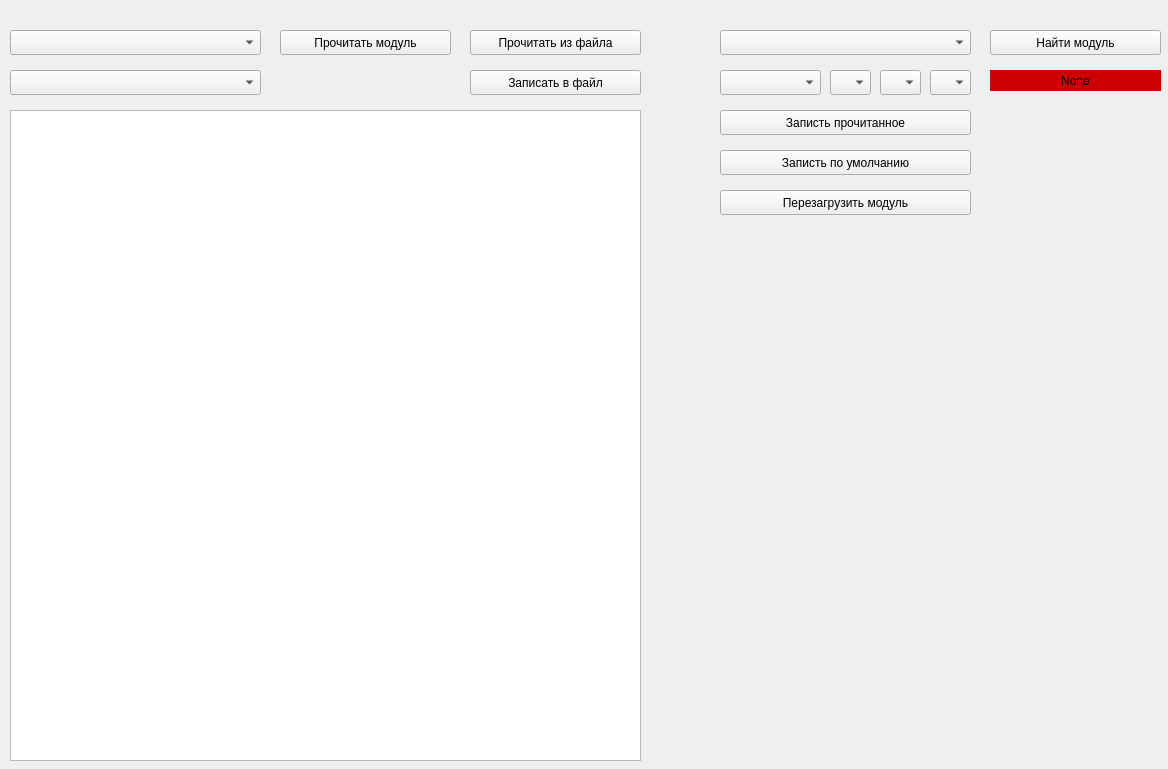
This is src/qt/UI/UI_MainWin.ui in ualex90/SmartHomeRecovery as Qt 5 draws it before an edit. The edited form follows.
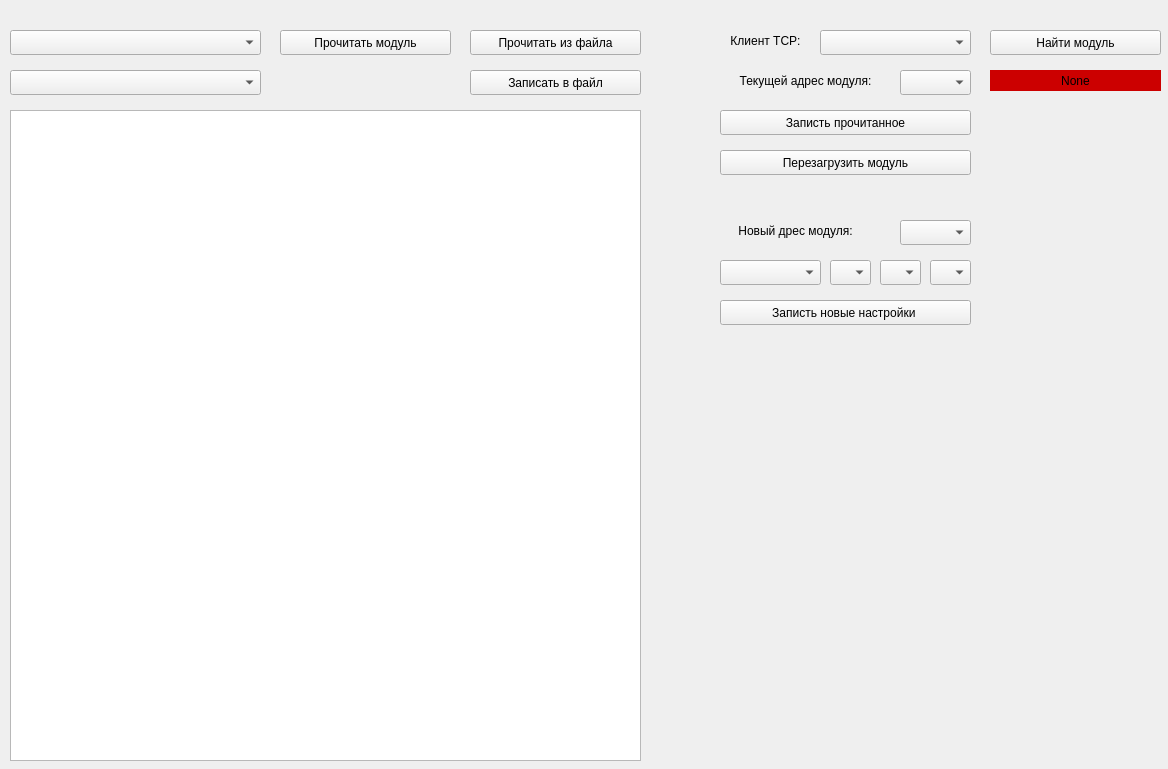
This is the edited form.

Commit message: Добавлена возможность выбора адреса записываемого модуля

Patch:
```diff
--- a/src/qt/UI/UI_MainWin.ui
+++ b/src/qt/UI/UI_MainWin.ui
@@ -61,7 +61,7 @@
     <property name="geometry">
      <rect>
       <x>720</x>
-      <y>70</y>
+      <y>260</y>
       <width>101</width>
       <height>25</height>
      </rect>
@@ -71,7 +71,7 @@
     <property name="geometry">
      <rect>
       <x>830</x>
-      <y>70</y>
+      <y>260</y>
       <width>41</width>
       <height>25</height>
      </rect>
@@ -81,7 +81,7 @@
     <property name="geometry">
      <rect>
       <x>880</x>
-      <y>70</y>
+      <y>260</y>
       <width>41</width>
       <height>25</height>
      </rect>
@@ -91,7 +91,7 @@
     <property name="geometry">
      <rect>
       <x>930</x>
-      <y>70</y>
+      <y>260</y>
       <width>41</width>
       <height>25</height>
      </rect>
@@ -113,9 +113,9 @@
    <widget class="QComboBox" name="write_client_box">
     <property name="geometry">
      <rect>
-      <x>720</x>
+      <x>820</x>
       <y>30</y>
-      <width>251</width>
+      <width>151</width>
       <height>25</height>
      </rect>
     </property>
@@ -163,25 +163,25 @@
     <property name="geometry">
      <rect>
       <x>720</x>
+      <y>300</y>
+      <width>251</width>
+      <height>25</height>
+     </rect>
+    </property>
+    <property name="text">
+     <string>Записть новые настройки </string>
+    </property>
+   </widget>
+   <widget class="QPushButton" name="new_setting_device_button">
+    <property name="geometry">
+     <rect>
+      <x>720</x>
       <y>150</y>
       <width>251</width>
       <height>25</height>
      </rect>
     </property>
     <property name="text">
-     <string>Записть по умолчанию</string>
-    </property>
-   </widget>
-   <widget class="QPushButton" name="reboot_device_button">
-    <property name="geometry">
-     <rect>
-      <x>720</x>
-      <y>190</y>
-      <width>251</width>
-      <height>25</height>
-     </rect>
-    </property>
-    <property name="text">
      <string>Перезагрузить модуль</string>
     </property>
    </widget>
@@ -204,6 +204,83 @@
      <set>Qt::AlignCenter</set>
     </property>
    </widget>
+   <widget class="QComboBox" name="unit_id_box">
+    <property name="geometry">
+     <rect>
+      <x>900</x>
+      <y>70</y>
+      <width>71</width>
+      <height>25</height>
+     </rect>
+    </property>
+   </widget>
+   <widget class="QLabel" name="search_status_label_2">
+    <property name="geometry">
+     <rect>
+      <x>720</x>
+      <y>70</y>
+      <width>171</width>
+      <height>21</height>
+     </rect>
+    </property>
+    <property name="styleSheet">
+     <string notr="true"/>
+    </property>
+    <property name="text">
+     <string>Текущей адрес модуля:</string>
+    </property>
+    <property name="alignment">
+     <set>Qt::AlignCenter</set>
+    </property>
+   </widget>
+   <widget class="QLabel" name="search_status_label_3">
+    <property name="geometry">
+     <rect>
+      <x>720</x>
+      <y>30</y>
+      <width>91</width>
+      <height>21</height>
+     </rect>
+    </property>
+    <property name="styleSheet">
+     <string notr="true"/>
+    </property>
+    <property name="text">
+     <string>Клиент TCP:</string>
+    </property>
+    <property name="alignment">
+     <set>Qt::AlignCenter</set>
+    </property>
+   </widget>
+   <widget class="QComboBox" name="new_unit_id_box">
+    <property name="geometry">
+     <rect>
+      <x>900</x>
+      <y>220</y>
+      <width>71</width>
+      <height>25</height>
+     </rect>
+    </property>
+   </widget>
+   <widget class="QLabel" name="search_status_label_4">
+    <property name="geometry">
+     <rect>
+      <x>720</x>
+      <y>220</y>
+      <width>151</width>
+      <height>21</height>
+     </rect>
+    </property>
+    <property name="styleSheet">
+     <string notr="true"/>
+    </property>
+    <property name="text">
+     <string>Новый дрес модуля:</string>
+    </property>
+    <property name="alignment">
+     <set>Qt::AlignCenter</set>
+    </property>
+   </widget>
   </widget>
  </widget>
  <resources/>
```
The commit also changes 3 other files.
